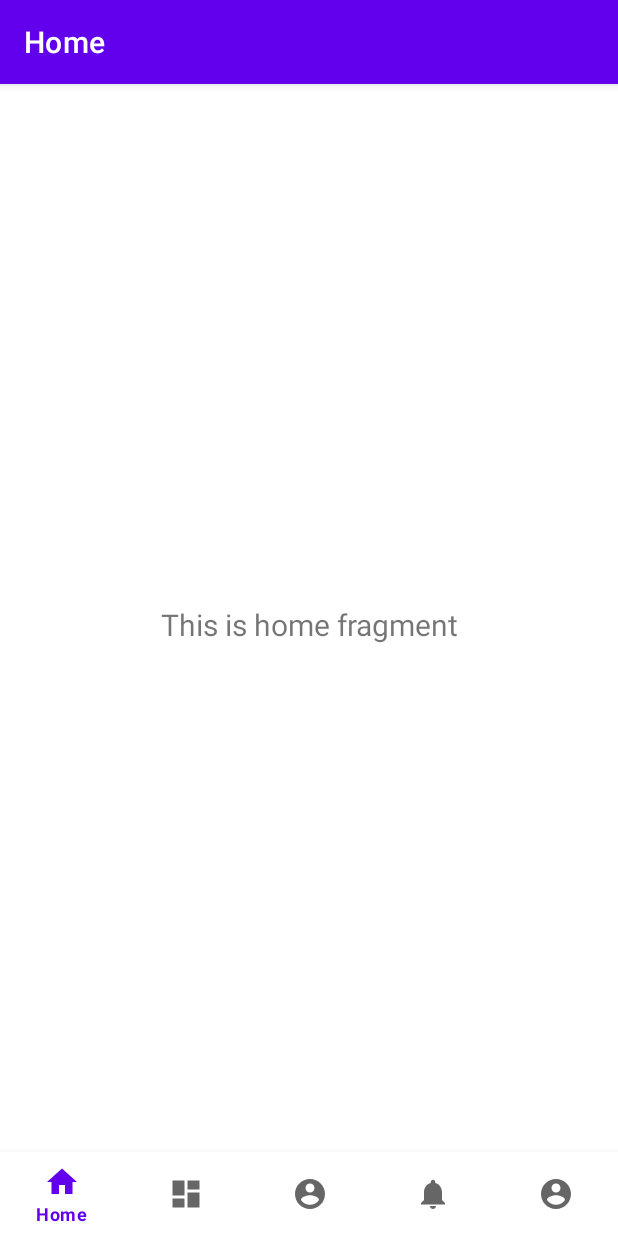
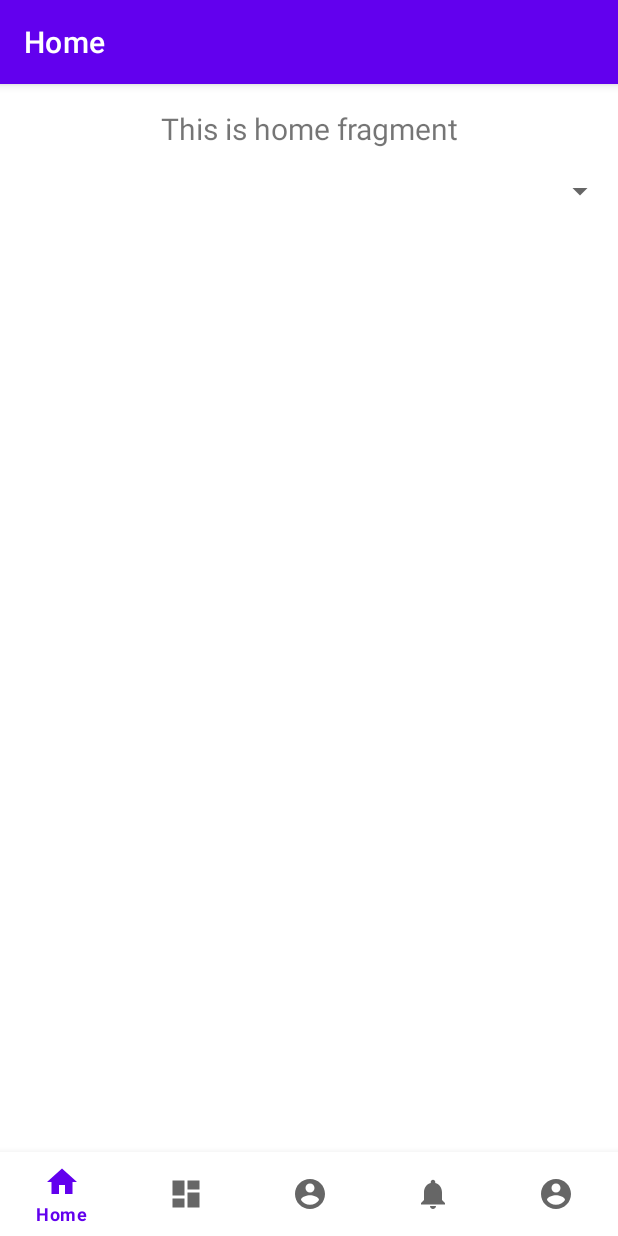
Before and after one commit to boswaldumn/csci5115-gopherbuddies, an Android app: the screen it shows after launch (MainActivity), on a phone screen of 412 x 824 dp. Run offline under Robolectric (Android 15) with nearby library versions, the phone set to English and light mode, and no system bars; our stand-ins replace navigation-ui.

Commit message:
editing home page / help space

```diff
--- a/app/src/main/res/layout/fragment_helpspace.xml
+++ /dev/null
@@ -1,6 +0,0 @@
-<?xml version="1.0" encoding="utf-8"?>
-<androidx.constraintlayout.widget.ConstraintLayout xmlns:android="http://schemas.android.com/apk/res/android"
-    android:layout_width="match_parent"
-    android:layout_height="match_parent">
-
-</androidx.constraintlayout.widget.ConstraintLayout>
--- a/app/src/main/res/layout/fragment_home.xml
+++ b/app/src/main/res/layout/fragment_home.xml
@@ -10,13 +10,25 @@
         android:id="@+id/text_home"
         android:layout_width="match_parent"
         android:layout_height="wrap_content"
-        android:layout_marginStart="8dp"
-        android:layout_marginTop="8dp"
-        android:layout_marginEnd="8dp"
+        android:layout_marginStart="16dp"
+        android:layout_marginTop="16dp"
+        android:layout_marginEnd="16dp"
         android:textAlignment="center"
         android:textSize="20sp"
-        app:layout_constraintBottom_toBottomOf="parent"
+        app:layout_constraintEnd_toEndOf="parent"
+        app:layout_constraintHorizontal_bias="0.0"
+        app:layout_constraintStart_toStartOf="parent"
+        app:layout_constraintTop_toTopOf="parent" />
+
+    <Spinner
+        android:id="@+id/spinner2"
+        android:layout_width="409dp"
+        android:layout_height="wrap_content"
+        android:layout_marginStart="16dp"
+        android:layout_marginTop="16dp"
+        android:layout_marginEnd="16dp"
+        android:contentDescription="@string/allCourses"
         app:layout_constraintEnd_toEndOf="parent"
         app:layout_constraintStart_toStartOf="parent"
-        app:layout_constraintTop_toTopOf="parent" />
+        app:layout_constraintTop_toBottomOf="@+id/text_home" />
 </androidx.constraintlayout.widget.ConstraintLayout>
```
